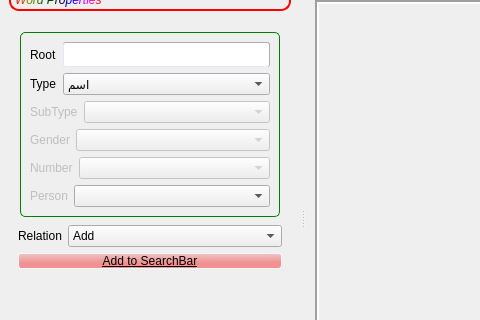
Above: src/alfanous-desktop/UI/mainform.ui from Alfanous-team/alfanous before the change; both pictures show x 0 to 480 and y 82 to 402 of the 1422 by 580 pixel window. Below: the same form after it.
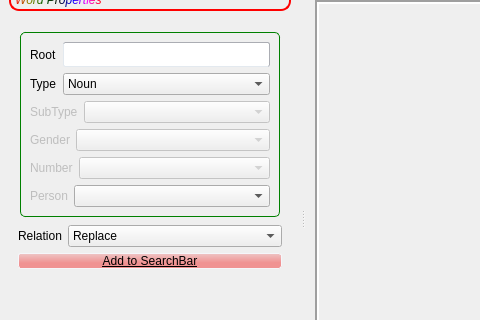
That is the form after the change. The open tabs and pages were chosen to show the change. Icons and pictures are not drawn.

Commit message: [GUI] Localize the values of word type in search features

```diff
--- a/src/alfanous-desktop/UI/mainform.ui
+++ b/src/alfanous-desktop/UI/mainform.ui
@@ -1522,7 +1522,7 @@
                <widget class="QComboBox" name="o_word_type">
                 <item>
                  <property name="text">
-                  <string notr="true">اسم</string>
+                  <string>Noun</string>
                  </property>
                 </item>
                 <item>
@@ -1676,7 +1676,7 @@
            <item>
             <widget class="QComboBox" name="o_relation_word">
              <property name="currentIndex">
-              <number>0</number>
+              <number>1</number>
              </property>
              <item>
               <property name="text">
```
Left out of the diff: 8 changed lines with no effect on the pictures. The commit also changes 1 other file.
